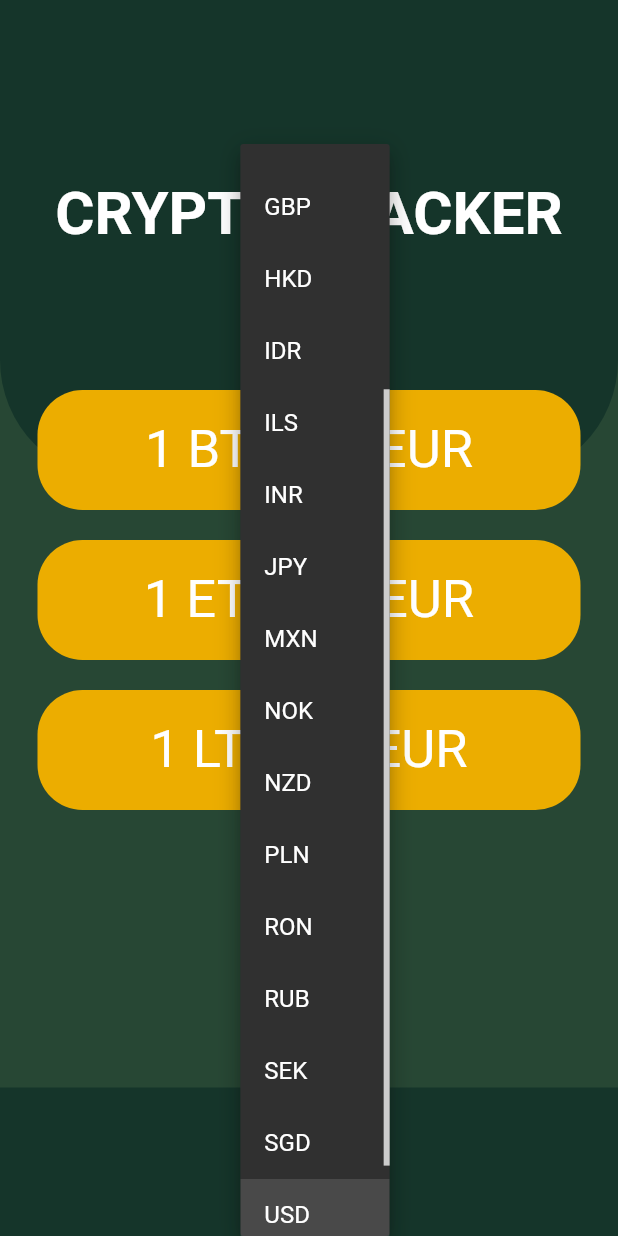
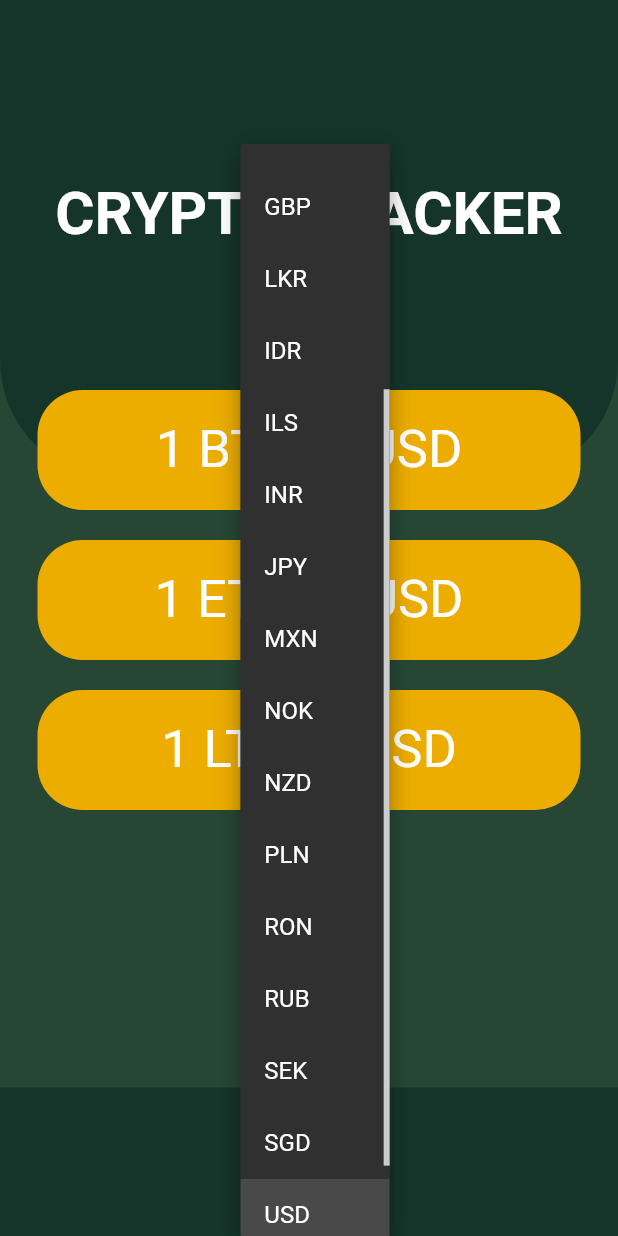
Before and after one commit to SasithaDil/btc_tracker_test, a Flutter app: the screen it shows after launch, after a tap on "USD", on a phone screen of 412 x 824 dp. Run offline on Flutter 3.47's test engine with Material 2 defaults, Android fonts, the phone set to English and light mode, and no system bars; our stand-ins replace rflutter_alert; missing offline and left inert: flutter_config; network calls fail.

Commit message:
completed project

```diff
--- a/lib/controller/request_controller.dart
+++ b/lib/controller/request_controller.dart
@@ -1,26 +1,24 @@
+// import 'package:btc_tracer_app/model/coin_data.dart';
 import 'package:http/http.dart' as http;
 import 'dart:convert';
 import 'package:flutter_config/flutter_config.dart';
+// import 'package:btc_tracer_app/views/price_screen.dart';
 
 class RequestController {
-  Future<dynamic> getCoinData() async {
+  Future<dynamic> getCoinData(String coin, String cryptoCurrency) async {
     var api = FlutterConfig.get('API_KEY');
+    print(coin);
 
     http.Response response = await http.get(
-      Uri.parse('https://rest.coinapi.io/v1/exchangerate/BTC/USD?apikey=$api'),
+      Uri.parse(
+          'https://rest.coinapi.io/v1/exchangerate/$cryptoCurrency/$coin?apikey=$api'),
     );
 
     if (response.statusCode == 200) {
-      String data = response.body;
-      var coin = jsonDecode(data)['asset_id_base'];
-      print(coin);
-      var apicurre = jsonDecode(data)['asset_id_quote'];
-      print(apicurre);
-      var rate = jsonDecode(data)['rate'];
-      print(rate);
+      var jsonDecodedData = jsonDecode(response.body);
+      return jsonDecodedData;
     } else {
       print(response.statusCode);
     }
-    return response.body;
   }
 }
--- a/lib/main.dart
+++ b/lib/main.dart
@@ -13,7 +13,6 @@ class MyApp extends StatelessWidget {
   // This widget is the root of your application.
   @override
   Widget build(BuildContext context) {
-    // print(FlutterConfig.get('API_KEY'));
     return MaterialApp(
       title: 'BITCOIN TRACKER',
       theme:
--- a/lib/model/coin_data.dart
+++ b/lib/model/coin_data.dart
@@ -1,4 +1,4 @@
-
+// import 'package:btc_tracer_app/views/price_screen.dart';
 
 const List<String> currenciesList = [
   'AUD',
@@ -7,7 +7,7 @@ const List<String> currenciesList = [
   'CNY',
   'EUR',
   'GBP',
-  'HKD',
+  'LKR',
   'IDR',
   'ILS',
   'INR',
@@ -24,12 +24,10 @@ const List<String> currenciesList = [
   'ZAR'
 ];
 
-const List<String> cryptoList = [
-  'BTC',
-  'ETH',
-  'LTC',
-];
-
 class CoinData {
-
+  List<String> cryptoList = [
+    'BTC',
+    'ETH',
+    'LTC',
+  ];
 }
--- a/lib/views/price_screen.dart
+++ b/lib/views/price_screen.dart
@@ -1,12 +1,15 @@
 import 'package:flutter/cupertino.dart';
 import 'package:flutter/material.dart';
-import 'package:btc_tracer_app/views/upper_body.dart';
 import 'package:btc_tracer_app/model/coin_data.dart';
 import 'dart:io' show Platform;
 import 'package:btc_tracer_app/controller/request_controller.dart';
+import 'package:btc_tracer_app/views/reusable_container.dart';
+import 'package:rflutter_alert/rflutter_alert.dart';
 
 class PrintScreen extends StatefulWidget {
-  const PrintScreen({Key? key}) : super(key: key);
+  PrintScreen({this.getCurrency});
+
+  final getCurrency;
 
   @override
   _PrintScreenState createState() => _PrintScreenState();
@@ -15,10 +18,46 @@ class PrintScreen extends StatefulWidget {
 class _PrintScreenState extends State<PrintScreen> {
   String selectedCurrency = 'USD';
 
+  String btcRate = '';
+  String ethRate = '';
+  String ltcRate = '';
+
+  RequestController requestController = RequestController();
+
   @override
   void initState() {
     super.initState();
-    RequestController().getCoinData();
+    updateUI(widget.getCurrency);
+  }
+
+  void updateUI(dynamic currency) async {
+   if(currency == null){
+     currency = 'USD';
+   }
+
+    var bitCoinData = await requestController.getCoinData(currency,'BTC');
+    var ethCoinData = await requestController.getCoinData(currency,'ETH');
+    var ltcCoinData = await requestController.getCoinData(currency,'LTC');
+
+
+    setState(() {
+      if (bitCoinData == null) {
+        Alert(
+                context: context,
+                title: "Error",
+                desc: "There is some problem in server")
+            .show();
+      }
+
+      selectedCurrency = bitCoinData['asset_id_quote'];
+      // selectedCurrency = ethCoinData['asset_id_quote'];
+      // selectedCurrency = ltcCoinData['asset_id_quote'];
+      btcRate = bitCoinData['rate'].toStringAsFixed(0);
+      ethRate = ethCoinData['rate'].toStringAsFixed(0);
+      ltcRate = ltcCoinData['rate'].toStringAsFixed(0);
+
+
+    });
   }
 
   DropdownButton<String> androdDropDown() {
@@ -37,7 +76,7 @@ class _PrintScreenState extends State<PrintScreen> {
       onChanged: (value) {
         setState(() {
           selectedCurrency = value!;
-          print(value);
+          print(selectedCurrency);
         });
       },
     );
@@ -48,14 +87,17 @@ class _PrintScreenState extends State<PrintScreen> {
     for (String currency in currenciesList) {
       currencyPickerList.add(Text(currency));
     }
-
     return CupertinoPicker(
       backgroundColor: Color(0xFF15352A),
-      itemExtent: 32.0,
-      onSelectedItemChanged: (selectedItem) {
-        print(selectedItem);
+      itemExtent: 35.0,
+      onSelectedItemChanged: (selectedIndex) {
+        setState(() {
+          selectedCurrency = currenciesList[selectedIndex];
+          updateUI(selectedCurrency);
+        });
       },
       children: currencyPickerList,
+      // r.getCoinData();
     );
   }
 
@@ -68,7 +110,59 @@ class _PrintScreenState extends State<PrintScreen> {
           crossAxisAlignment: CrossAxisAlignment.stretch,
           mainAxisAlignment: MainAxisAlignment.spaceBetween,
           children: [
-            UpperBody(),
+            Container(
+              height: 550.0,
+              child: Stack(
+                children: <Widget>[
+                  Container(
+                    height: 320,
+                    padding: EdgeInsets.only(
+                      bottom: 35,
+                    ),
+                    decoration: BoxDecoration(
+                      color: Color(0xFF15352A),
+                      borderRadius: BorderRadius.only(
+                        bottomLeft: Radius.circular(80.0),
+                        bottomRight: Radius.circular(80.0),
+                      ),
+                    ),
+                    child: Center(
+                      child: Text(
+                        'CRYPTO TRACKER',
+                        style: TextStyle(
+                          fontSize: 40.0,
+                          fontWeight: FontWeight.bold,
+                        ),
+                      ),
+                    ),
+                  ),
+                  Positioned(
+                    bottom: 10,
+                    left: 25,
+                    right: 25,
+                    child: Column(
+                      children: [
+                        ReusableContainer(
+                          currency: '1 BTC = $btcRate $selectedCurrency',
+                        ),
+                        SizedBox(
+                          height: 20.0,
+                        ),
+                        ReusableContainer(
+                          currency: '1 ETH = $ethRate $selectedCurrency',
+                        ),
+                        SizedBox(
+                          height: 20.0,
+                        ),
+                        ReusableContainer(
+                          currency: '1 LTC = $ltcRate $selectedCurrency',
+                        ),
+                      ],
+                    ),
+                  ),
+                ],
+              ),
+            ),
             SizedBox(
               height: 175,
             ),
--- a/lib/views/upper_body.dart
+++ /dev/null
@@ -1,65 +0,0 @@
-import 'package:flutter/material.dart';
-import 'package:btc_tracer_app/views/reusable_container.dart';
-
-class UpperBody extends StatelessWidget {
-  const UpperBody({
-    Key? key,
-  }) : super(key: key);
-
-  @override
-  Widget build(BuildContext context) {
-    return Container(
-      height: 550.0,
-      child: Stack(
-        children: <Widget>[
-          Container(
-            height: 320,
-            padding: EdgeInsets.only(
-              bottom: 35,
-            ),
-            decoration: BoxDecoration(
-              color: Color(0xFF15352A),
-              borderRadius: BorderRadius.only(
-                bottomLeft: Radius.circular(80.0),
-                bottomRight: Radius.circular(80.0),
-              ),
-            ),
-            child: Center(
-              child: Text(
-                'CRYPTO TRACKER',
-                style: TextStyle(
-                  fontSize: 40.0,
-                  fontWeight: FontWeight.bold,
-                ),
-              ),
-            ),
-          ),
-          Positioned(
-            bottom: 10,
-            left: 25,
-            right: 25,
-            child: Column(
-              children: [
-                ReusableContainer(
-                  currency: '1 BTC = ? EUR',
-                ),
-                SizedBox(
-                  height: 20.0,
-                ),
-                ReusableContainer(
-                  currency: '1 ETH = ? EUR',
-                ),
-                SizedBox(
-                  height: 20.0,
-                ),
-                ReusableContainer(
-                  currency: '1 LTC = ? EUR',
-                ),
-              ],
-            ),
-          ),
-        ],
-      ),
-    );
-  }
-}
--- a/pubspec.yaml
+++ b/pubspec.yaml
@@ -15,6 +15,7 @@ dependencies:
   http: ^0.13.3
   flutter_config: ^2.0.0
   flutter_dotenv: ^5.0.0
+  rflutter_alert: ^2.0.2
 
 dev_dependencies:
   flutter_test:
```
Also changed, not shown: pubspec.lock.
